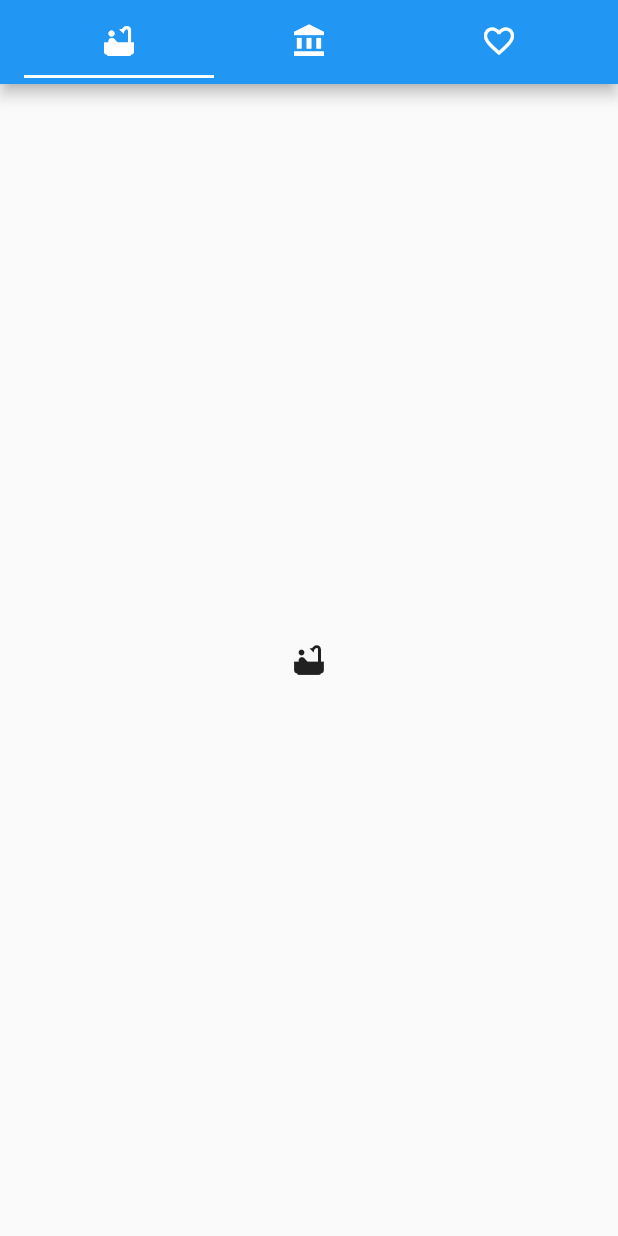
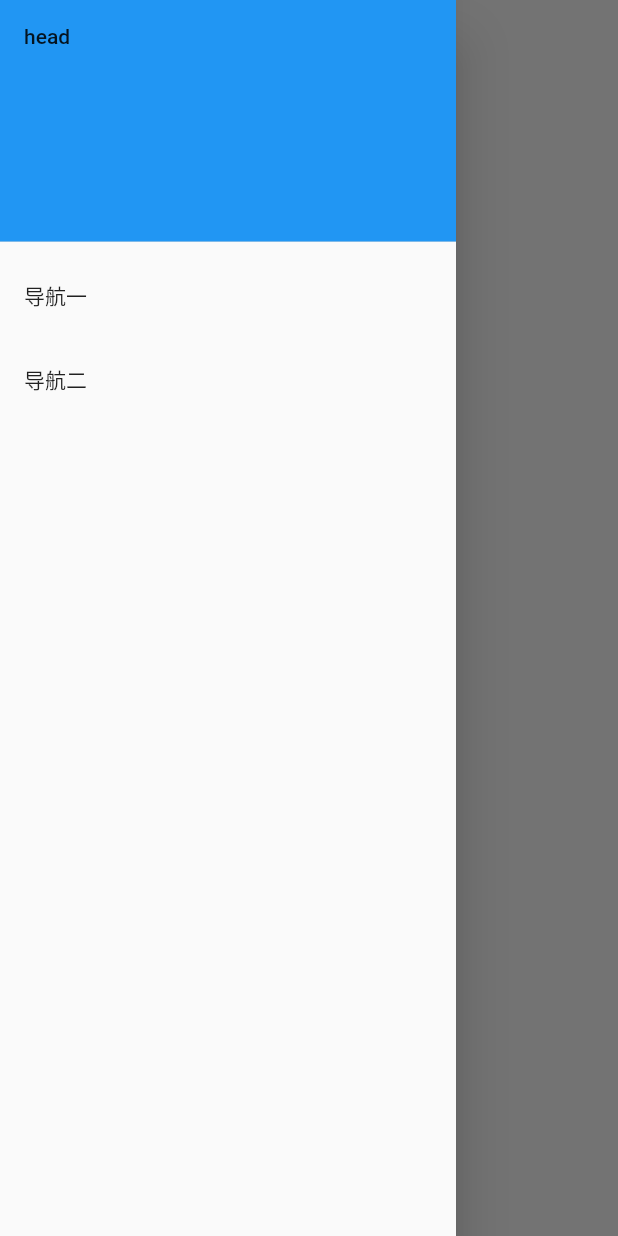
Before and after one commit to hxfsc/flutter_cookbook, a Flutter app: the screen it shows after launch, with the side drawer open (before the commit the screen has no drawer), on a phone screen of 412 x 824 dp. Run offline on Flutter 3.47's test engine with Material 2 defaults, Android fonts, the phone set to English and light mode, and no system bars.

Commit message:
feat: drawer

```diff
--- a/lib/main.dart
+++ b/lib/main.dart
@@ -9,27 +9,30 @@ class MyApp extends StatelessWidget {
   Widget build(BuildContext context) {
     return MaterialApp(
       debugShowCheckedModeBanner: false,
-      home: DefaultTabController(
-          length: 3,
-          child: Scaffold(
-            appBar: AppBar(
-              title: TabBar(
-                tabs: [
-                  Tab(icon: Icon(Icons.bathtub)),
-                  Tab(icon: Icon(Icons.account_balance)),
-                  Tab(icon: Icon(Icons.favorite_border))
-                ],
+      home: Scaffold(
+        drawer: Drawer(
+
+          child: ListView(
+            padding: EdgeInsets.zero,
+            children: [
+              DrawerHeader(child: Text('head'), decoration: BoxDecoration(color: Colors.blue)),
+              ListTile(
+                title: Text('导航一'),
+                onTap: ()=>{
+                  Navigator.pop(context)
+                },
               ),
-            ),
-            body: TabBarView(
-              children: [
-                Icon(Icons.bathtub),
-                Icon(Icons.account_balance),
-                Icon(Icons.favorite_border)
-              ],
-            ),
-          )
-      ),
+              ListTile(
+                title: Text('导航二'),
+                onTap: ()=>{
+                  Navigator.pop(context)
+                },
+              )
+            ],
+          ),
+        ),
+        body: Center(child: Text('data'),),
+      )
     );
   }
 }
```
